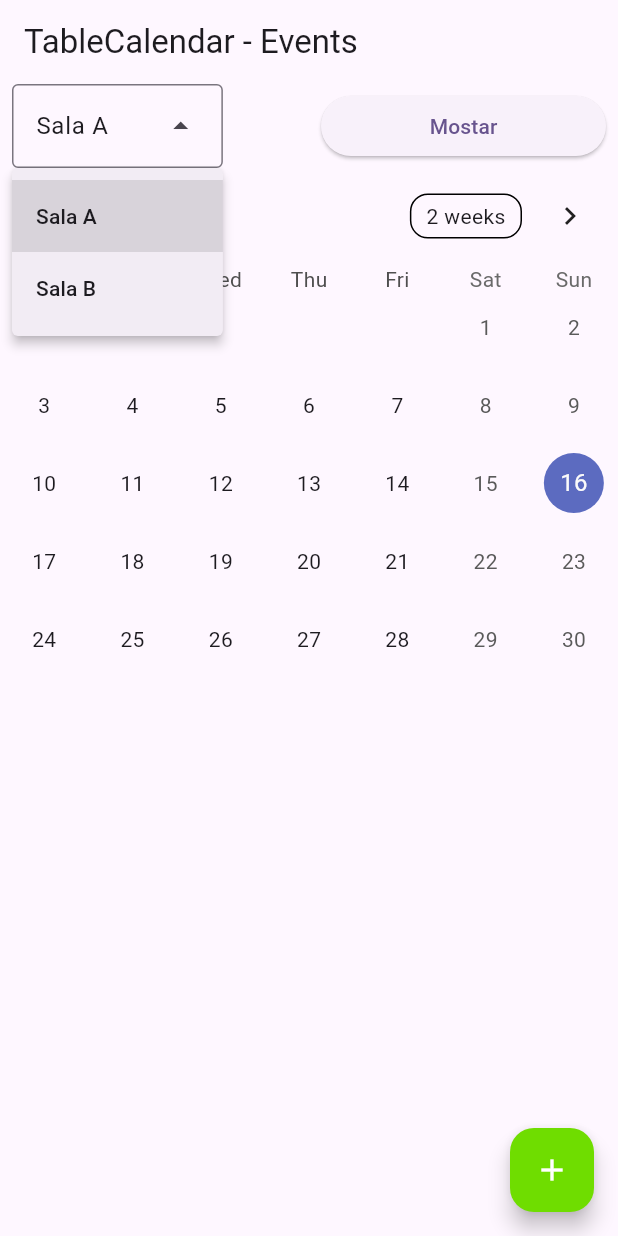
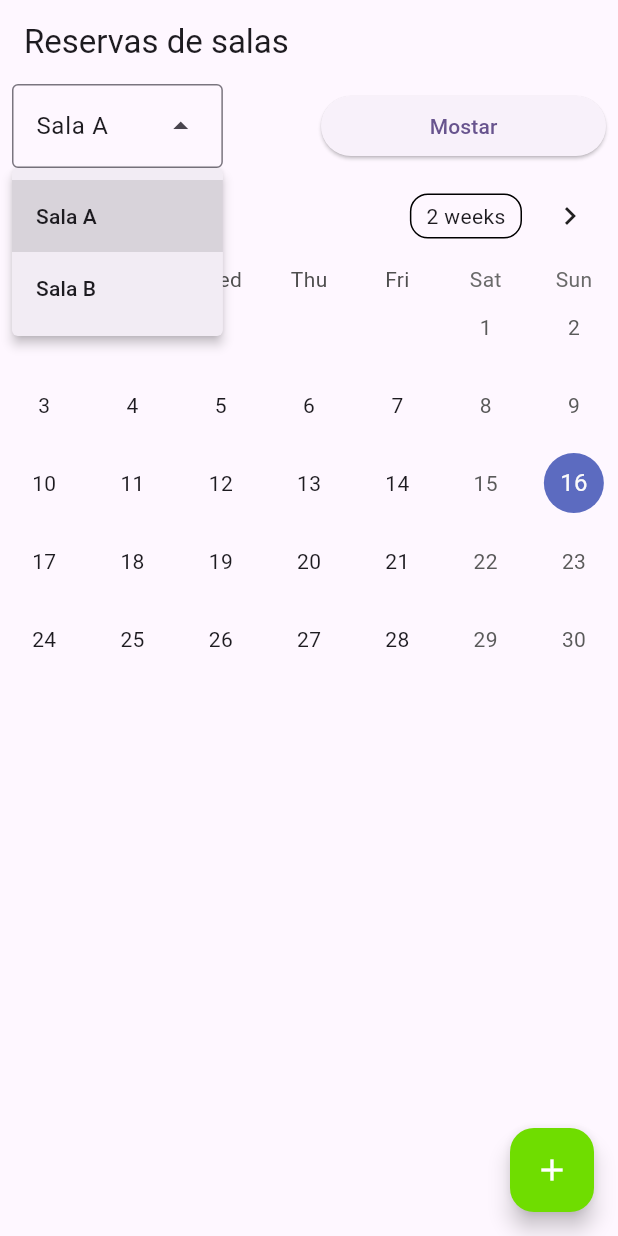
Before and after one commit to billyleanos/movilreserva, a Flutter app: the TableEventsExample screen opened directly, after a tap on "Sala A", on a phone screen of 412 x 824 dp. Run offline on Flutter 3.47's test engine with Material 3 defaults, Android fonts, the phone set to English and light mode, and no system bars; drawn by our look-alikes of table_calendar; network calls fail.

```diff
--- a/lib/views/calendrio_page.dart
+++ b/lib/views/calendrio_page.dart
@@ -1,6 +1,7 @@
 // Copyright 2019 Aleksander Woźniak
 // SPDX-License-Identifier: Apache-2.0
 
+import 'package:app_reservas/views/cargando_page.dart';
 import 'package:app_reservas/views/login_page.dart';
 import 'package:flutter/material.dart';
 import 'package:table_calendar/table_calendar.dart';
@@ -16,6 +17,7 @@ class TableEventsExample extends StatefulWidget {
 
 class _TableEventsExampleState extends State<TableEventsExample> {
   late final ValueNotifier<List<Event>> _selectedEvents;
+  bool _isLoading = true;
   CalendarFormat _calendarFormat = CalendarFormat.month;
   RangeSelectionMode _rangeSelectionMode = RangeSelectionMode
       .toggledOff; // Can be toggled on/off by longpressing a date
@@ -27,9 +29,21 @@ class _TableEventsExampleState extends State<TableEventsExample> {
   @override
   void initState() {
     super.initState();
-
+    _loadEvents();
     _selectedDay = _focusedDay;
     _selectedEvents = ValueNotifier(_getEventsForDay(_selectedDay!));
+  }
+
+  Future<void> _loadEvents() async {
+    try {
+      await cargarReservasApi();
+    } catch (e) {
+      print(e);
+    }finally{
+      setState(() {
+        _isLoading = false;
+      });
+    }
   }
 
   @override
@@ -87,11 +101,12 @@ class _TableEventsExampleState extends State<TableEventsExample> {
 
   @override
   Widget build(BuildContext context) {
-    return Scaffold(
+    return _isLoading? ProgressIndicatorApp(): Scaffold(
       appBar: AppBar(
-        title: Text('TableCalendar - Events'),
+        title: Text('Reservas de salas'),
       ),
-      body: Column(
+      body:
+      Column(
         children: [
           Flex(direction: Axis.horizontal, children: [
             Expanded(
@@ -114,6 +129,7 @@ class _TableEventsExampleState extends State<TableEventsExample> {
 
           //  _ListaSala(),
           //  _BotonMostar(),
+
           TableCalendar<Event>(
             firstDay: kFirstDay,
             lastDay: kLastDay,
@@ -159,10 +175,10 @@ class _TableEventsExampleState extends State<TableEventsExample> {
                         border: Border.all(),
                         borderRadius: BorderRadius.circular(12.0),
                       ),
-                      child: ListTile(
-                        onTap: () => print('${value[index]}'),
-                        title: Text('${value[index]}'),
-                      ),
+                      child: (ListTile(
+                        title: Text(value[index].title),
+                        subtitle: Text(value[index].description),
+                      )),
                     );
                   },
                 );
@@ -207,10 +223,8 @@ class _TableEventsExampleState extends State<TableEventsExample> {
         padding:
             const EdgeInsets.all(16.0), // Ajusta el padding según sea necesario
         child: FloatingActionButton(
-
           child: Icon(Icons.add, color: Color.fromARGB(255, 255, 255, 255)),
           backgroundColor: Color.fromARGB(255, 111, 221, 0),
-
           onPressed: () {
             Navigator.pushAndRemoveUntil(
               context,
```
